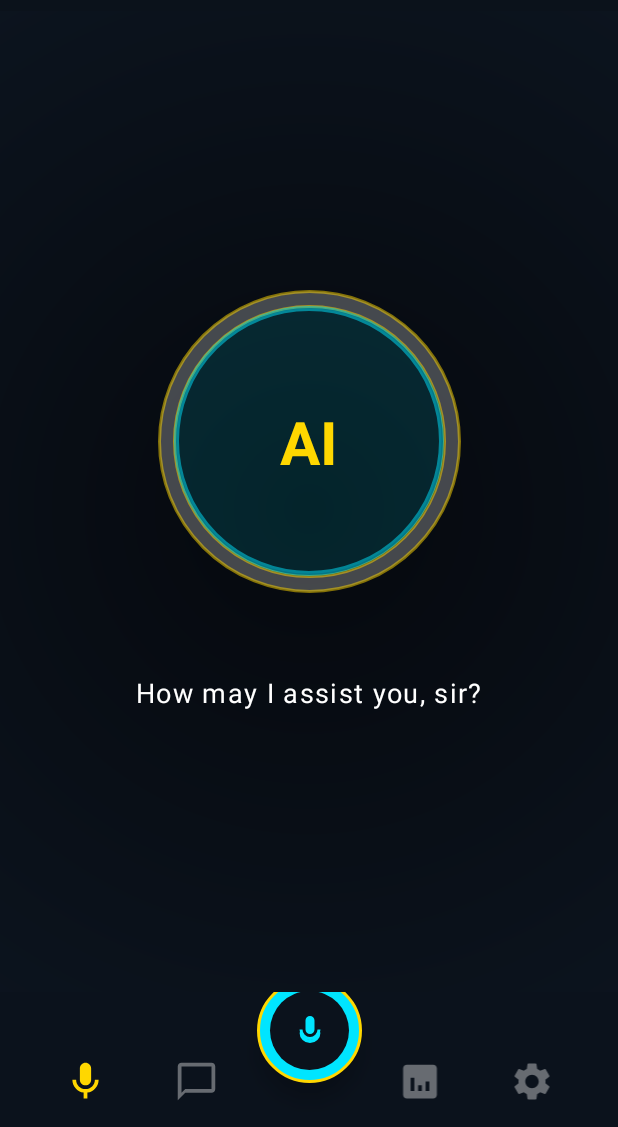
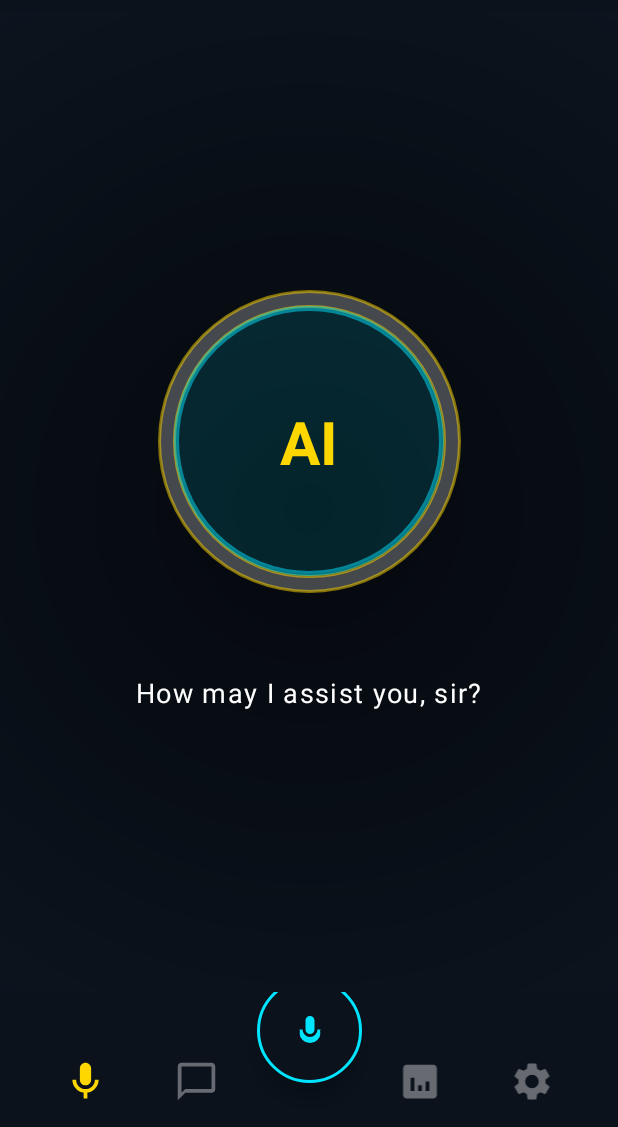
Before and after one commit to Basi6788/Jarvis, an Android app: the layout activity_main.xml on its own in the app's theme, with its tools: preview values and no code run, on a phone screen of 412 x 824 dp, the part 109-1236 px from its top. Run offline under Robolectric (Android 15) with nearby library versions, the phone set to English and light mode, and no system bars.

Commit message:
Update bg_mic_button.xml

```diff
--- a/app/src/main/res/drawable/bg_mic_button.xml
+++ b/app/src/main/res/drawable/bg_mic_button.xml
@@ -1,12 +1,5 @@
-<layer-list xmlns:android="http://schemas.android.com/apk/res/android">
-    <item>
-        <shape android:shape="oval">
-            <solid android:color="#00E5FF"/> <stroke android:width="2dp" android:color="#FFD700"/>
-            <padding android:bottom="5dp" android:top="5dp" android:left="5dp" android:right="5dp"/>
-        </shape>
-    </item>
-    <item android:bottom="4dp" android:top="4dp" android:left="4dp" android:right="4dp">
-        <shape android:shape="oval">
-            <solid android:color="#0B121C"/> </shape>
-    </item>
-</layer-list>
+<shape xmlns:android="http://schemas.android.com/apk/res/android"
+    android:shape="oval">
+    <solid android:color="#FF0B121C"/>
+    <stroke android:width="2dp" android:color="#FF00E5FF"/>
+</shape>
```
